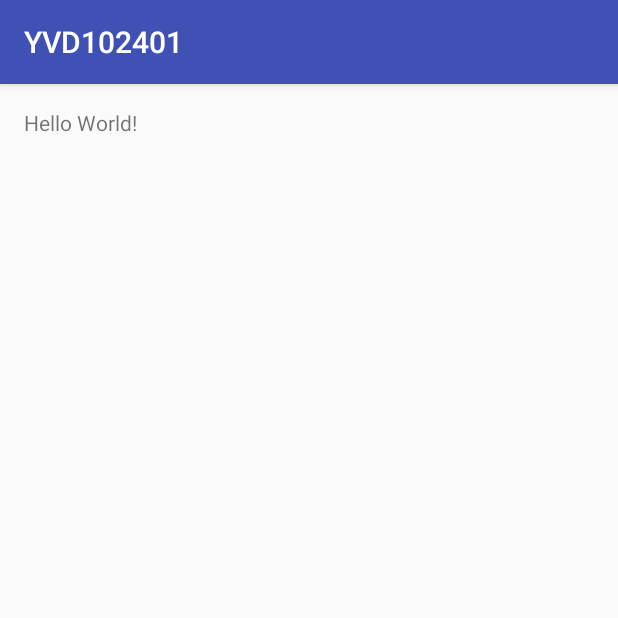
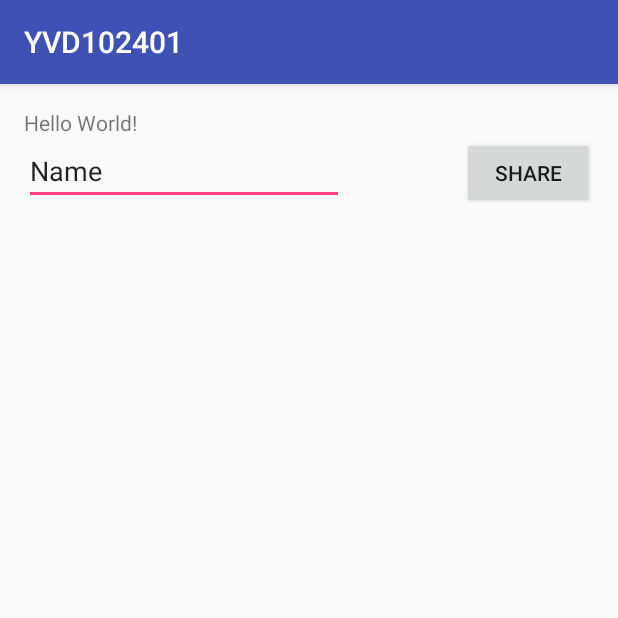
Before and after one commit to Shaojung/YVD102401, an Android app: the screen it shows after launch (MainActivity), on a phone screen of 412 x 824 dp, the top half of it. Run offline under Robolectric (Android 15) with nearby library versions, the phone set to English and light mode, and no system bars.

Commit message:
finish send text

```diff
--- a/app/src/main/java/com/example/user/yvd102401/MainActivity.java
+++ b/app/src/main/java/com/example/user/yvd102401/MainActivity.java
@@ -1,7 +1,10 @@
 package com.example.user.yvd102401;
 
+import android.content.Intent;
 import android.support.v7.app.AppCompatActivity;
 import android.os.Bundle;
+import android.view.View;
+import android.widget.EditText;
 
 public class MainActivity extends AppCompatActivity {
 
@@ -10,4 +13,15 @@ public class MainActivity extends AppCompatActivity {
         super.onCreate(savedInstanceState);
         setContentView(R.layout.activity_main);
     }
+    public void click1(View v)
+    {
+        EditText ed = (EditText) findViewById(R.id.editText);
+        String str = ed.getText().toString();
+
+        Intent it = new Intent();
+        it.setAction(Intent.ACTION_SEND);
+        it.setType("text/plain");
+        it.putExtra(Intent.EXTRA_TEXT, str);
+        startActivity(it);
+    }
 }
--- a/app/src/main/res/layout/activity_main.xml
+++ b/app/src/main/res/layout/activity_main.xml
@@ -13,5 +13,25 @@
     <TextView
         android:layout_width="wrap_content"
         android:layout_height="wrap_content"
-        android:text="Hello World!" />
+        android:text="Hello World!"
+        android:id="@+id/textView" />
+
+    <EditText
+        android:layout_width="wrap_content"
+        android:layout_height="wrap_content"
+        android:inputType="textPersonName"
+        android:text="Name"
+        android:ems="10"
+        android:layout_below="@+id/textView"
+        android:layout_alignParentStart="true"
+        android:id="@+id/editText" />
+
+    <Button
+        android:text="Share"
+        android:layout_width="wrap_content"
+        android:layout_height="wrap_content"
+        android:layout_alignTop="@+id/editText"
+        android:layout_alignParentEnd="true"
+        android:id="@+id/button"
+        android:onClick="click1" />
 </RelativeLayout>
```
